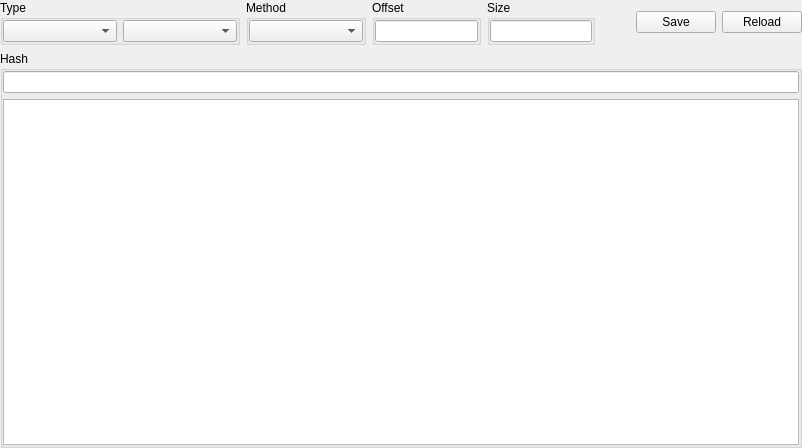
Old version of the form xhashwidget.ui in the repository horsicq/XHashWidget.
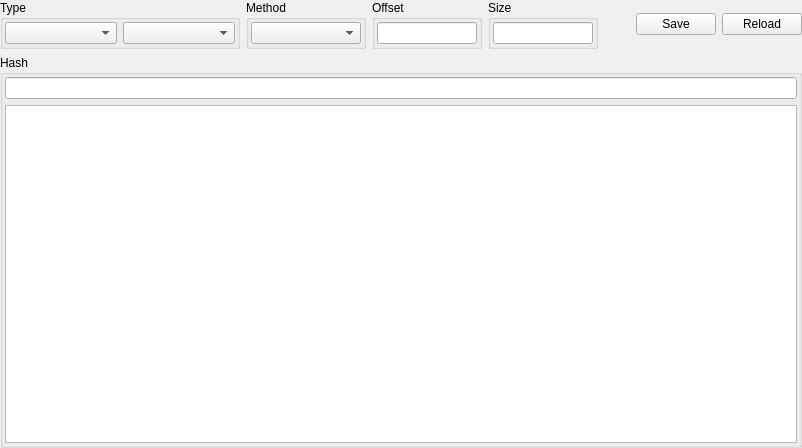
New version of the form. Custom widgets are drawn as their Qt base class.

Patch:
```diff
--- a/xhashwidget.ui
+++ b/xhashwidget.ui
@@ -41,16 +41,16 @@
        </property>
        <layout class="QHBoxLayout" name="horizontalLayout_2">
         <property name="leftMargin">
-         <number>0</number>
+         <number>2</number>
         </property>
         <property name="topMargin">
-         <number>0</number>
+         <number>2</number>
         </property>
         <property name="rightMargin">
-         <number>0</number>
+         <number>2</number>
         </property>
         <property name="bottomMargin">
-         <number>0</number>
+         <number>2</number>
         </property>
         <item>
          <widget class="QComboBox" name="comboBoxType"/>
@@ -74,16 +74,16 @@
        </property>
        <layout class="QVBoxLayout" name="verticalLayout_2">
         <property name="leftMargin">
-         <number>0</number>
+         <number>2</number>
         </property>
         <property name="topMargin">
-         <number>0</number>
+         <number>2</number>
         </property>
         <property name="rightMargin">
-         <number>0</number>
+         <number>2</number>
         </property>
         <property name="bottomMargin">
-         <number>0</number>
+         <number>2</number>
         </property>
         <item>
          <widget class="QComboBox" name="comboBoxMethod"/>
@@ -104,16 +104,16 @@
        </property>
        <layout class="QVBoxLayout" name="verticalLayout_7">
         <property name="leftMargin">
-         <number>0</number>
+         <number>2</number>
         </property>
         <property name="topMargin">
-         <number>0</number>
+         <number>2</number>
         </property>
         <property name="rightMargin">
-         <number>0</number>
+         <number>2</number>
         </property>
         <property name="bottomMargin">
-         <number>0</number>
+         <number>2</number>
         </property>
         <item>
          <widget class="XLineEditHEX" name="lineEditOffset">
@@ -141,16 +141,16 @@
        </property>
        <layout class="QVBoxLayout" name="verticalLayout_8">
         <property name="leftMargin">
-         <number>0</number>
+         <number>2</number>
         </property>
         <property name="topMargin">
-         <number>0</number>
+         <number>2</number>
         </property>
         <property name="rightMargin">
-         <number>0</number>
+         <number>2</number>
         </property>
         <property name="bottomMargin">
-         <number>0</number>
+         <number>2</number>
         </property>
         <item>
          <widget class="XLineEditHEX" name="lineEditSize">
@@ -201,16 +201,16 @@
      </property>
      <layout class="QVBoxLayout" name="verticalLayout_9">
       <property name="leftMargin">
-       <number>0</number>
+       <number>2</number>
       </property>
       <property name="topMargin">
-       <number>0</number>
+       <number>2</number>
       </property>
       <property name="rightMargin">
-       <number>0</number>
+       <number>2</number>
       </property>
       <property name="bottomMargin">
-       <number>0</number>
+       <number>2</number>
       </property>
       <item>
        <widget class="XLineEditHEX" name="lineEditHash">
```
